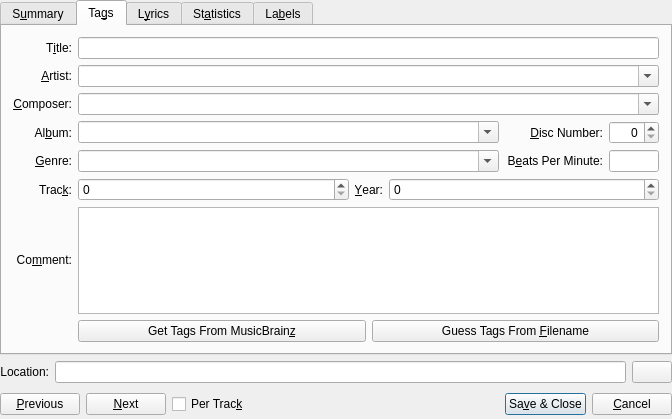
Qt form src/dialogs/TagDialogBase.ui (KDE/amarok) before a commit.
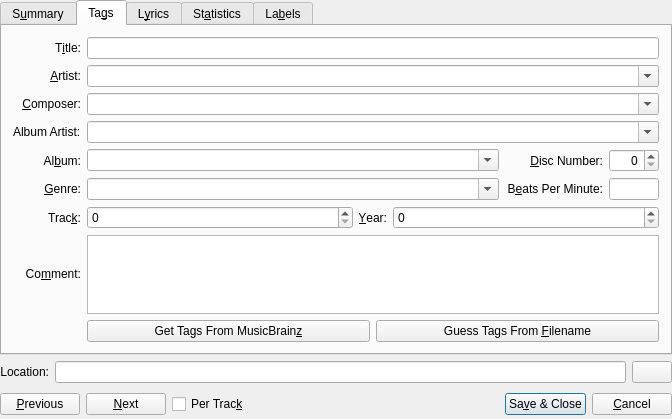
The same form after that commit. Custom widgets are drawn as their Qt base class.

Commit message: Cumulative patch of Album Artist oriented staff. Adds QueryType for QueryMaker. Adds ability to group tracks by Album Artist in Collection Browser. Adds Album Artist field to TagDialog. Adds Album Artist token to TagGuesser and Organize Collection dialogs. Adds ability to set/update Album Artist on iPod.

Patch:
```diff
--- a/src/dialogs/TagDialogBase.ui
+++ b/src/dialogs/TagDialogBase.ui
@@ -235,7 +235,7 @@
            </property>
           </widget>
          </item>
-         <item row="3" column="0">
+         <item row="5" column="0">
           <widget class="QLabel" name="textLabel1_3">
            <property name="text">
             <string>Al&amp;bum:</string>
@@ -251,9 +251,9 @@
            </property>
           </widget>
          </item>
-         <item row="3" column="1" rowspan="2">
+         <item row="5" column="1" rowspan="2">
           <layout class="QGridLayout" name="gridLayout_3" columnstretch="15,0,4">
-           <item row="0" column="0">
+           <item row="1" column="0">
             <widget class="KComboBox" name="kComboBox_album">
              <property name="sizePolicy">
               <sizepolicy hsizetype="Expanding" vsizetype="Fixed">
@@ -269,7 +269,7 @@
              </property>
             </widget>
            </item>
-           <item row="0" column="2">
+           <item row="1" column="2">
             <layout class="QHBoxLayout" name="horizontalLayout_7">
              <property name="spacing">
               <number>-1</number>
@@ -332,7 +332,7 @@
              </item>
             </layout>
            </item>
-           <item row="1" column="0">
+           <item row="2" column="0">
             <widget class="KComboBox" name="kComboBox_genre">
              <property name="sizePolicy">
               <sizepolicy hsizetype="Expanding" vsizetype="Fixed">
@@ -348,7 +348,7 @@
              </property>
             </widget>
            </item>
-           <item row="1" column="2">
+           <item row="2" column="2">
             <layout class="QHBoxLayout" name="horizontalLayout_8">
              <item>
               <widget class="QLabel" name="textLabel_BPM">
@@ -415,7 +415,7 @@
              </item>
             </layout>
            </item>
-           <item row="0" column="1">
+           <item row="1" column="1">
             <spacer name="horizontalSpacer_5">
              <property name="orientation">
               <enum>Qt::Horizontal</enum>
@@ -433,7 +433,7 @@
            </item>
           </layout>
          </item>
-         <item row="4" column="0">
+         <item row="6" column="0">
           <widget class="QLabel" name="textLabel1_4">
            <property name="text">
             <string>&amp;Genre:</string>
@@ -449,7 +449,7 @@
            </property>
           </widget>
          </item>
-         <item row="5" column="0">
+         <item row="7" column="0">
           <widget class="QLabel" name="textLabel1_6_6">
            <property name="text">
             <string>Trac&amp;k:</string>
@@ -468,7 +468,7 @@
            </property>
           </widget>
          </item>
-         <item row="5" column="1">
+         <item row="7" column="1">
           <layout class="QHBoxLayout">
            <item>
             <widget class="QSpinBox" name="qSpinBox_track">
@@ -526,7 +526,7 @@
            </item>
           </layout>
          </item>
-         <item row="6" column="0">
+         <item row="8" column="0">
           <widget class="QLabel" name="textLabel_comment">
            <property name="text">
             <string>Co&amp;mment:</string>
@@ -548,10 +548,10 @@
            </property>
           </widget>
          </item>
-         <item row="6" column="1">
+         <item row="8" column="1">
           <widget class="QPlainTextEdit" name="qPlainTextEdit_comment"/>
          </item>
-         <item row="7" column="1">
+         <item row="9" column="1">
           <layout class="QHBoxLayout">
            <item>
             <widget class="QPushButton" name="pushButton_musicbrainz">
@@ -569,6 +569,20 @@
            </item>
           </layout>
          </item>
+         <item row="3" column="0">
+          <widget class="QLabel" name="textLabel_albumArtist">
+           <property name="text">
+            <string>Album Artist:</string>
+           </property>
+          </widget>
+         </item>
+         <item row="3" column="1">
+          <widget class="KComboBox" name="kComboBox_albumArtist">
+           <property name="editable">
+            <bool>true</bool>
+           </property>
+          </widget>
+         </item>
         </layout>
        </widget>
        <widget class="QWidget" name="lyricsTab">
```
The commit also changes 59 other files.
